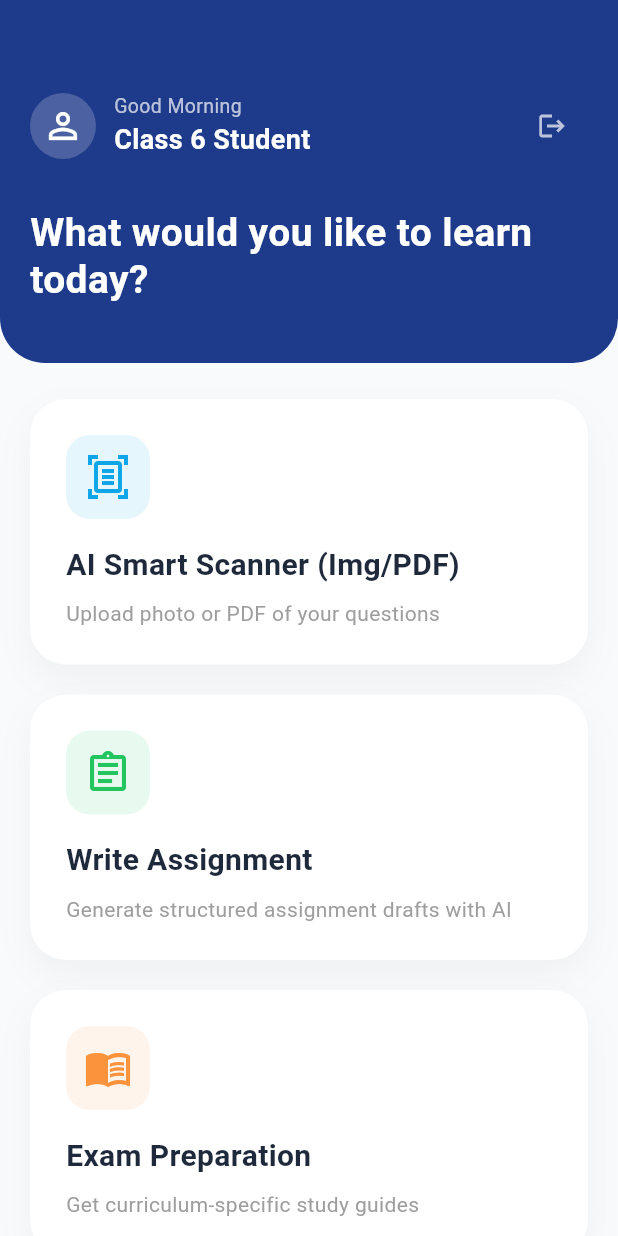
After one commit to srsakilhossen302/OmniAI, a Flutter app: the StudentHomeScreen screen opened directly, on a phone screen of 412 x 824 dp. The commit adds this screen. Run offline on Flutter 3.47's test engine with Material 3 defaults, Android fonts, the light colour scheme and no system bars; our stand-ins replace country_picker, get, shared_preferences; accounts and stored records are empty.

Commit message:
feat: Implement role selection screen with dynamic forms for student and job holder roles, including student home screen, controller, and localization.

```diff
--- a/lib/Utils/Localization/translations.dart
+++ b/lib/Utils/Localization/translations.dart
@@ -40,6 +40,19 @@ class AppTranslations extends Translations {
           'your_profession': 'Your Profession',
           'profession_hint': 'e.g., Software Engineer, Teacher, Doctor',
           'profession_sub_caption': 'Enter your current profession or target job role',
+          'good_morning': 'Good Morning',
+          'class_6_student': 'Class 6 Student',
+          'learn_today_msg': 'What would you like to learn today?',
+          'ai_scanner': 'AI Smart Scanner (Img/PDF)',
+          'ai_scanner_desc': 'Upload photo or PDF of your questions',
+          'write_assignment': 'Write Assignment',
+          'write_assignment_desc': 'Generate structured assignment drafts with AI',
+          'exam_prep': 'Exam Preparation',
+          'exam_prep_desc': 'Get curriculum-specific study guides',
+          'problem_solution': 'Problem Solution',
+          'problem_solution_desc': 'Get step by step solutions for any problem',
+          'recent_activity': 'Recent Activity',
+          'view_all': 'View All',
         },
         'bn_BD': {
           'choose_language': 'আপনার ভাষা নির্বাচন করুন',
@@ -78,6 +91,19 @@ class AppTranslations extends Translations {
           'your_profession': 'আপনার পেশা',
           'profession_hint': 'যেমন: সফটওয়্যার ইঞ্জিনিয়ার, শিক্ষক, ডাক্তার',
           'profession_sub_caption': 'আপনার বর্তমান পেশা বা টার্গেট জব রোল লিখুন',
+          'good_morning': 'শুভ সকাল',
+          'class_6_student': '৬ষ্ঠ শ্রেণীর শিক্ষার্থী',
+          'learn_today_msg': 'এখন আপনি কী শিখতে চান?',
+          'ai_scanner': 'এআই স্মার্ট স্ক্যানার (Img/PDF)',
+          'ai_scanner_desc': 'প্রশ্নের ছবি অথবা পিডিএফ আপলোড দিন',
+          'write_assignment': 'অ্যাসাইনমেন্ট লিখুন',
+          'write_assignment_desc': 'এআই দিয়ে সুসংগঠিত অ্যাসাইনমেন্ট ড্রাফ্ট তৈরি করুন',
+          'exam_prep': 'পরীক্ষার প্রস্তুতি',
+          'exam_prep_desc': 'পাঠ্যক্রম ভিত্তিক স্টাডি গাইড পান',
+          'problem_solution': 'প্রব্লেম সলিউশন',
+          'problem_solution_desc': 'যেকোনো সমস্যার ধাপে ধাপে সমাধান পান',
+          'recent_activity': 'সাম্প্রতিক কার্যকলাপ',
+          'view_all': 'সব দেখুন',
         },
         'hi_IN': {
           'choose_language': 'अपनी भाषा चुनें',
@@ -88,7 +114,7 @@ class AppTranslations extends Translations {
           'choose_country': 'अपना देश चुनें',
           'continue': 'जारी रखें',
           'secure_msg': 'आपका डेटा सुरक्षित है और इसका उपयोग केवल आपके सीखने के अनुभव को बढ़ाने के लिए किया जाएगा',
-          'get_started': 'शুরু करें',
+          'get_started': 'শুরু করুন',
           'search': 'खोजें',
           'search_hint': 'खोजने के लिए टाइप करना शुरू करें',
           'create_profile': 'अपनी प्रोफाइल बनाएं',
@@ -116,6 +142,19 @@ class AppTranslations extends Translations {
           'your_profession': 'आपका पेशा',
           'profession_hint': 'जैसे, सॉफ्टवेयर इंजीनियर, शिक्षक, डॉक्टर',
           'profession_sub_caption': 'अपना वर्तमान पेशा या लक्षित नौकरी भूमिका दर्ज करें',
+          'good_morning': 'शुभ प्रभात',
+          'class_6_student': 'कक्षा 6 के छात्र',
+          'learn_today_msg': 'आज आप क्या सीखना चाहेंगे?',
+          'ai_scanner': 'एआई स्मार्ट स्कैनर (Img/PDF)',
+          'ai_scanner_desc': 'प्रश्नों की फोटो या पीडीएफ अपलोड करें',
+          'write_assignment': 'असाइनमेंट लिखें',
+          'write_assignment_desc': 'एआई के साथ व्यवस्थित असाइनमेंट ड्राफ्ट तैयार करें',
+          'exam_prep': 'परीक्षा की तैयारी',
+          'exam_prep_desc': 'पाठ्यक्रम-विशिष्ट अध्ययन मार्गदर्शिकाएँ प्राप्त करें',
+          'problem_solution': 'समस्या समाधान',
+          'problem_solution_desc': 'किसी भी समस्या का चरण-दर-चरण समाधान प्राप्त करें',
+          'recent_activity': 'हाल की गतिविधि',
+          'view_all': 'सभी देखें',
         },
       };
 }
--- a/lib/View/Screen/RoleSelection/role_selection_screen.dart
+++ b/lib/View/Screen/RoleSelection/role_selection_screen.dart
@@ -2,6 +2,8 @@ import 'package:flutter/material.dart';
 import 'package:get/get.dart';
 import '../../../Utils/AppColors/app_colors.dart';
 import '../../../Controller/role_selection_controller.dart';
+
+import '../Student/StudentHome/student_home_screen.dart';
 
 class RoleSelectionScreen extends GetView<RoleSelectionController> {
   const RoleSelectionScreen({super.key});
@@ -116,7 +118,11 @@ class RoleSelectionScreen extends GetView<RoleSelectionController> {
                   height: 56,
                   child: ElevatedButton(
                     onPressed: controller.canContinue ? () {
-                      // Navigate to next (e.g., Auth or Home)
+                      if (controller.isStudent) {
+                        Get.to(() => const StudentHomeScreen());
+                      } else {
+                        // For now, job holder navigation can be added later
+                      }
                     } : null,
                     style: ElevatedButton.styleFrom(
                       backgroundColor: const Color(0xFFA5D6A7), // Green from screenshot
--- /dev/null
+++ b/lib/View/Screen/Student/StudentHome/Controller/student_home_controller.dart
@@ -0,0 +1,35 @@
+import 'package:get/get.dart';
+
+class StudentHomeController extends GetxController {
+  // Mock data for student info
+  final studentName = 'Class 6 Student'.obs;
+  final greeting = 'good_morning'.obs;
+
+  // Mock Recent Activity
+  final recentActivities = [
+    {'title': 'Math Problem #42', 'time': '2 hours ago', 'type': 'scanner'},
+    {'title': 'Science Assignment', 'time': '5 hours ago', 'type': 'assignment'},
+    {'title': 'History Quiz Prep', 'time': 'Yesterday', 'type': 'exam'},
+  ].obs;
+
+  void logout() {
+    // Implement logout logic
+    Get.back();
+  }
+
+  void viewAllActivity() {
+    // Navigate to all activity screen
+  }
+
+  void openAIScanner() {
+    // Navigate to AI Scanner
+  }
+
+  void openWriteAssignment() {
+    // Navigate to Write Assignment
+  }
+
+  void openExamPrep() {
+    // Navigate to Exam Prep
+  }
+}
--- /dev/null
+++ b/lib/View/Screen/Student/StudentHome/student_home_screen.dart
@@ -0,0 +1,374 @@
+import 'package:flutter/material.dart';
+import 'package:get/get.dart';
+import '../../../../Utils/AppColors/app_colors.dart';
+import 'Controller/student_home_controller.dart';
+
+class StudentHomeScreen extends StatefulWidget {
+  const StudentHomeScreen({super.key});
+
+  @override
+  State<StudentHomeScreen> createState() => _StudentHomeScreenState();
+}
+
+class _StudentHomeScreenState extends State<StudentHomeScreen> with SingleTickerProviderStateMixin {
+  late AnimationController _controller;
+  late Animation<double> _fadeAnimation;
+  late Animation<Offset> _slideAnimation;
+
+  @override
+  void initState() {
+    super.initState();
+    _controller = AnimationController(
+      vsync: this,
+      duration: const Duration(milliseconds: 1000),
+    );
+
+    _fadeAnimation = CurvedAnimation(
+      parent: _controller,
+      curve: Curves.easeIn,
+    );
+
+    _slideAnimation = Tween<Offset>(
+      begin: const Offset(0, 0.1),
+      end: Offset.zero,
+    ).animate(CurvedAnimation(
+      parent: _controller,
+      curve: Curves.easeOutQuart,
+    ));
+
+    // Force animation after build
+    Future.delayed(const Duration(milliseconds: 100), () {
+      if (mounted) _controller.forward();
+    });
+  }
+
+  @override
+  void dispose() {
+    _controller.dispose();
+    super.dispose();
+  }
+
+  @override
+  Widget build(BuildContext context) {
+    final controller = Get.put(StudentHomeController());
+
+    return Scaffold(
+      backgroundColor: const Color(0xFFF8FAFC),
+      body: Column(
+        children: [
+          // Header Section (Slides down)
+          FadeTransition(
+            opacity: _fadeAnimation,
+            child: _buildHeader(controller),
+          ),
+
+          // Content Section
+          Expanded(
+            child: ListView(
+              padding: const EdgeInsets.symmetric(horizontal: 20, vertical: 24),
+              children: [
+                _buildAnimatedItem(
+                  delay: 0,
+                  child: _buildActionCard(
+                    title: 'ai_scanner'.tr,
+                    subtitle: 'ai_scanner_desc'.tr,
+                    icon: Icons.document_scanner_outlined,
+                    iconColor: const Color(0xFF0EA5E9),
+                    onTap: controller.openAIScanner,
+                  ),
+                ),
+                const SizedBox(height: 20),
+                _buildAnimatedItem(
+                  delay: 1,
+                  child: _buildActionCard(
+                    title: 'write_assignment'.tr,
+                    subtitle: 'write_assignment_desc'.tr,
+                    icon: Icons.assignment_outlined,
+                    iconColor: const Color(0xFF22C55E),
+                    onTap: controller.openWriteAssignment,
+                  ),
+                ),
+                const SizedBox(height: 20),
+                _buildAnimatedItem(
+                  delay: 2,
+                  child: _buildActionCard(
+                    title: 'exam_prep'.tr,
+                    subtitle: 'exam_prep_desc'.tr,
+                    icon: Icons.menu_book_outlined,
+                    iconColor: const Color(0xFFFB923C),
+                    onTap: controller.openExamPrep,
+                  ),
+                ),
+                const SizedBox(height: 20),
+                // NEW: Problem Solution Card
+                _buildAnimatedItem(
+                  delay: 3,
+                  child: _buildActionCard(
+                    title: 'problem_solution'.tr,
+                    subtitle: 'problem_solution_desc'.tr,
+                    icon: Icons.lightbulb_outline,
+                    iconColor: const Color(0xFF8B5CF6), // Purple
+                    onTap: () {
+                      // Handle Problem Solution
+                    },
+                  ),
+                ),
+                const SizedBox(height: 32),
+
+                // Recent Activity Section
+                _buildAnimatedItem(
+                  delay: 4,
+                  child: _buildRecentActivitySection(controller),
+                ),
+              ],
+            ),
+          ),
+        ],
+      ),
+    );
+  }
+
+  Widget _buildAnimatedItem({required int delay, required Widget child}) {
+    return AnimatedBuilder(
+      animation: _controller,
+      builder: (context, child) {
+        // Calculate dynamic staggered animation
+        final start = 0.1 * delay;
+        final end = start + 0.6;
+        final curve = CurvedAnimation(
+          parent: _controller,
+          curve: Interval(start.clamp(0.0, 1.0), end.clamp(0.0, 1.0), curve: Curves.easeOutQuart),
+        );
+
+        return FadeTransition(
+          opacity: curve,
+          child: SlideTransition(
+            position: Tween<Offset>(
+              begin: const Offset(0, 0.2),
+              end: Offset.zero,
+            ).animate(curve),
+            child: child,
+          ),
+        );
+      },
+      child: child,
+    );
+  }
+
+  Widget _buildHeader(StudentHomeController controller) {
+    return Container(
+      width: double.infinity,
+      padding: const EdgeInsets.fromLTRB(20, 60, 20, 40),
+      decoration: const BoxDecoration(
+        color: AppColors.primaryColor,
+        borderRadius: BorderRadius.only(
+          bottomLeft: Radius.circular(30),
+          bottomRight: Radius.circular(30),
+        ),
+      ),
+      child: Column(
+        crossAxisAlignment: CrossAxisAlignment.start,
+        children: [
+          Row(
+            mainAxisAlignment: MainAxisAlignment.spaceBetween,
+            children: [
+              Row(
+                children: [
+                  Container(
+                    width: 44,
+                    height: 44,
+                    decoration: BoxDecoration(
+                      color: Colors.white.withOpacity(0.2),
+                      shape: BoxShape.circle,
+                    ),
+                    child: const Icon(Icons.person_outline, color: Colors.white, size: 28),
+                  ),
+                  const SizedBox(width: 12),
+                  Column(
+                    crossAxisAlignment: CrossAxisAlignment.start,
+                    children: [
+                      Obx(() => Text(
+                        controller.greeting.value.tr,
+                        style: const TextStyle(color: Colors.white70, fontSize: 13),
+                      )),
+                      Obx(() => Text(
+                        controller.studentName.value.tr,
+                        style: const TextStyle(
+                          color: Colors.white,
+                          fontSize: 18,
+                          fontWeight: FontWeight.bold,
+                        ),
+                      )),
+                    ],
+                  ),
+                ],
+              ),
+              IconButton(
+                onPressed: controller.logout,
+                icon: const Icon(Icons.logout, color: Colors.white70, size: 20),
+              ),
+            ],
+          ),
+          const SizedBox(height: 32),
+          Text(
+            'learn_today_msg'.tr,
+            style: const TextStyle(
+              color: Colors.white,
+              fontSize: 26,
+              fontWeight: FontWeight.bold,
+              height: 1.2,
+            ),
+          ),
+        ],
+      ),
+    );
+  }
+
+  Widget _buildActionCard({
+    required String title,
+    required String subtitle,
+    required IconData icon,
+    required Color iconColor,
+    required VoidCallback onTap,
+  }) {
+    return GestureDetector(
+      onTap: onTap,
+      child: Container(
+        padding: const EdgeInsets.all(24),
+        decoration: BoxDecoration(
+          color: Colors.white,
+          borderRadius: BorderRadius.circular(24),
+          boxShadow: [
+            BoxShadow(
+              color: Colors.black.withOpacity(0.04),
+              blurRadius: 20,
+              offset: const Offset(0, 10),
+            ),
+          ],
+        ),
+        child: Column(
+          crossAxisAlignment: CrossAxisAlignment.start,
+          children: [
+            Container(
+              padding: const EdgeInsets.all(12),
+              decoration: BoxDecoration(
+                color: iconColor.withOpacity(0.1),
+                borderRadius: BorderRadius.circular(16),
+              ),
+              child: Icon(icon, color: iconColor, size: 32),
+            ),
+            const SizedBox(height: 16),
+            Text(
+              title,
+              style: const TextStyle(
+                fontSize: 20,
+                fontWeight: FontWeight.bold,
+                color: Color(0xFF1E293B),
+              ),
+            ),
+            const SizedBox(height: 8),
+            Text(
+              subtitle,
+              style: TextStyle(
+                fontSize: 14,
+                color: Colors.grey.shade500,
+                height: 1.4,
+              ),
+            ),
+          ],
+        ),
+      ),
+    );
+  }
+
+  Widget _buildRecentActivitySection(StudentHomeController controller) {
+    return Column(
+      children: [
+        Row(
+          mainAxisAlignment: MainAxisAlignment.spaceBetween,
+          children: [
+            Row(
+              children: [
+                const Icon(Icons.access_time, size: 20, color: Color(0xFF1E293B)),
+                const SizedBox(width: 8),
+                Text(
+                  'recent_activity'.tr,
+                  style: const TextStyle(
+                    fontSize: 18,
+                    fontWeight: FontWeight.bold,
+                    color: Color(0xFF1E293B),
+                  ),
+                ),
+              ],
+            ),
+            TextButton(
+              onPressed: controller.viewAllActivity,
+              child: Row(
+                children: [
+                  Text(
+                    'view_all'.tr,
+                    style: const TextStyle(color: Color(0xFF0EA5E9)),
+                  ),
+                  const SizedBox(width: 4),
+                  const Icon(Icons.arrow_forward, size: 14, color: Color(0xFF0EA5E9)),
+                ],
+              ),
+            ),
+          ],
+        ),
+        const SizedBox(height: 12),
+        Obx(() => ListView.separated(
+          shrinkWrap: true,
+          physics: const NeverScrollableScrollPhysics(),
+          itemCount: controller.recentActivities.length,
+          separatorBuilder: (context, index) => const Divider(height: 1, color: Color(0xFFF1F5F9)),
+          itemBuilder: (context, index) {
+            final activity = controller.recentActivities[index];
+            return ListTile(
+              contentPadding: EdgeInsets.zero,
+              leading: _getIconForType(activity['type']!),
+              title: Text(
+                activity['title']!,
+                style: const TextStyle(fontWeight: FontWeight.w500),
+              ),
+              subtitle: Text(activity['time']!),
+              trailing: const Icon(Icons.chevron_right, size: 18, color: Colors.grey),
+            );
+          },
+        )),
+      ],
+    );
+  }
+
+  Widget _getIconForType(String type) {
+    IconData iconData;
+    Color color;
+
+    switch (type) {
+      case 'scanner':
+        iconData = Icons.camera_alt_outlined;
+        color = const Color(0xFF0EA5E9);
+        break;
+      case 'assignment':
+        iconData = Icons.assignment_outlined;
+        color = const Color(0xFF22C55E);
+        break;
+      case 'exam':
+        iconData = Icons.menu_book_outlined;
+        color = const Color(0xFFFB923C);
+        break;
+      default:
+        iconData = Icons.star_border;
+        color = Colors.grey;
+    }
+
+    return Container(
+      padding: const EdgeInsets.all(8),
+      decoration: BoxDecoration(
+        color: color.withOpacity(0.1),
+        shape: BoxShape.circle,
+      ),
+      child: Icon(iconData, color: color, size: 20),
+    );
+  }
+}
```
